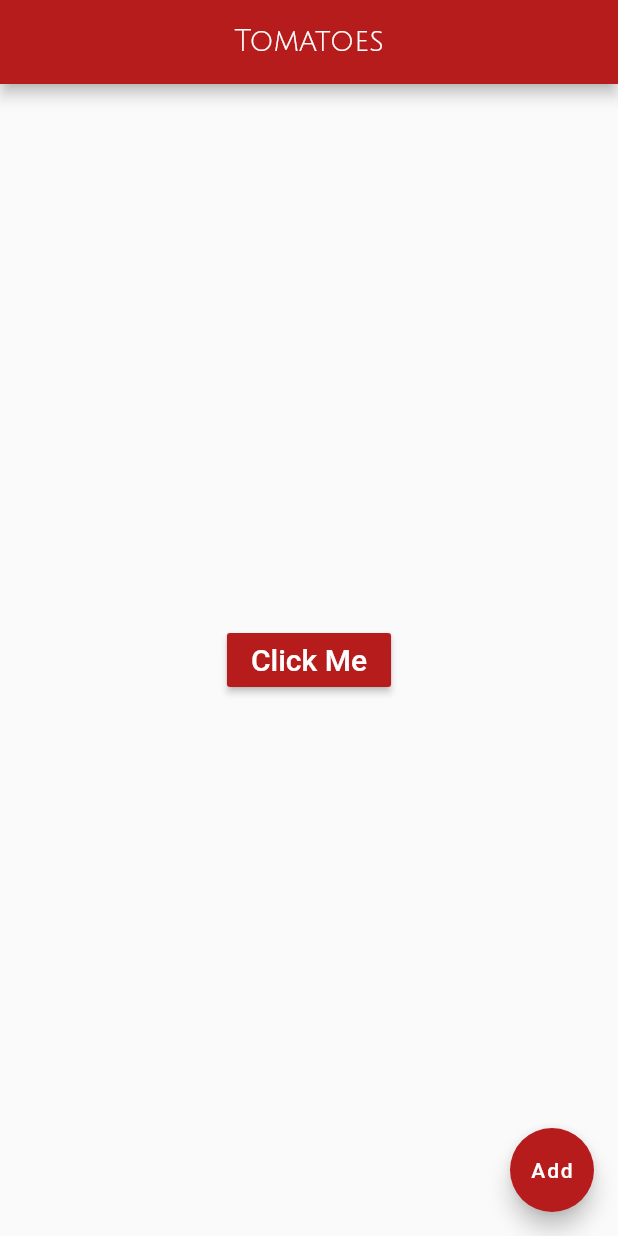
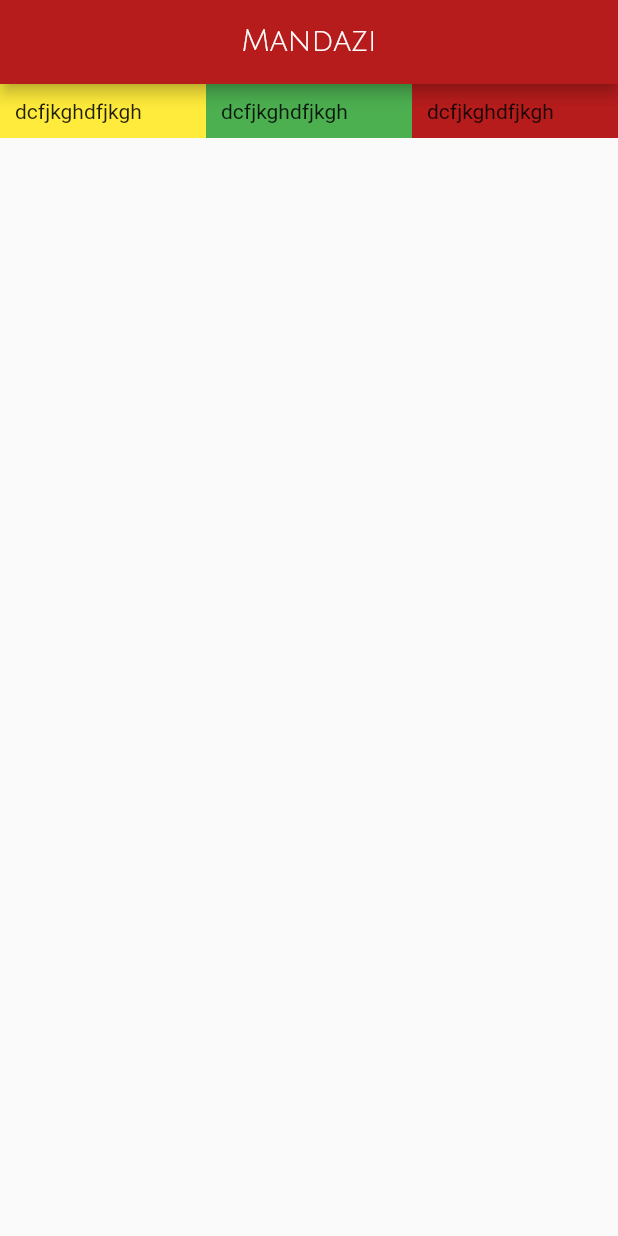
Before and after one commit to borebrian/tomatoes, a Flutter app: the screen it shows after launch, on a phone screen of 412 x 824 dp. Run offline on Flutter 3.47's test engine with Material 2 defaults, Android fonts, the phone set to English and light mode, and no system bars.

Commit message:
Flex and expanded

```diff
--- a/lib/main.dart
+++ b/lib/main.dart
@@ -1,3 +1,4 @@
+import 'package:flutter/cupertino.dart';
 import 'package:flutter/material.dart';
 void main() => runApp(MyApp());
 
@@ -18,51 +19,48 @@ class Home extends StatelessWidget{
     appBar: AppBar(
     centerTitle: true,
     backgroundColor: Colors.red[900],
-    title: const Text('Tomatoes',
+    title: const Text('Mandazi',
     style: TextStyle(
     fontFamily: 'fontcustom',
     ),),
 
     ),
-    body: Center(
-        child: RaisedButton(
-            onPressed: () => {},
-            textColor: Colors.white,
-            color: Colors.red[900],
-          highlightColor: Colors.red[400],
-            child: Text(
-              'Click Me',
-              style: TextStyle(fontSize: 20),
-            ),),
+    body: Row(
+      children: <Widget>[
 
+Expanded(
+  flex:10,
+       child: Container(
+          color: Colors.yellow,
+          padding:EdgeInsets.all(10.0),
+          child: Text("dcfjkghdfjkgh"),
+       ),
+        ),
+        Expanded(
+          flex: 10,
+          child: Container(
+color: Colors.green,
+  padding:EdgeInsets.all(10),
+  child: Text("dcfjkghdfjkgh"),
 
+),
+        ),
+        Expanded(
+          flex: 10,
+child:
+        Container(
 
+          color: Colors.red[900],
+          padding:EdgeInsets.all(10),
+          child: Text("dcfjkghdfjkgh"),
 
-//      child: Icon(
-//        Icons.account_circle,
-//        color: Colors.red[900],
-//        size: 90,
-//      ),
-//      child:Image(
-//        image: AssetImage("images/tomatoes2.png"),
-//
-//      ),
+        ),
+        ),
 
-//    child: Text("Tomatoes"
-//    ,style: TextStyle(
-//    fontWeight: FontWeight.bold,
-//    color: Colors.red[900],
-//    fontSize: 40,
-//    fontFamily: 'fontcustom',
-//    ),
-
-
-    ),floatingActionButton: FloatingActionButton(
-    child:Text("Add"),
-onPressed: (){},
-      backgroundColor: Colors.red[900],
+      ],
     ),
     );
+
   }
 
 }
```
